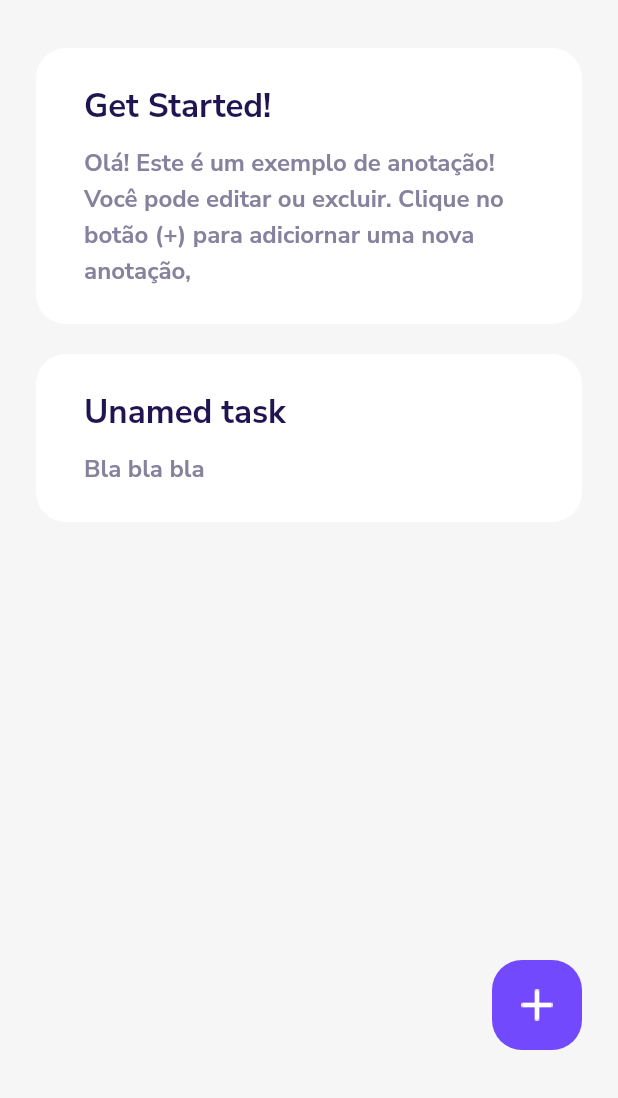
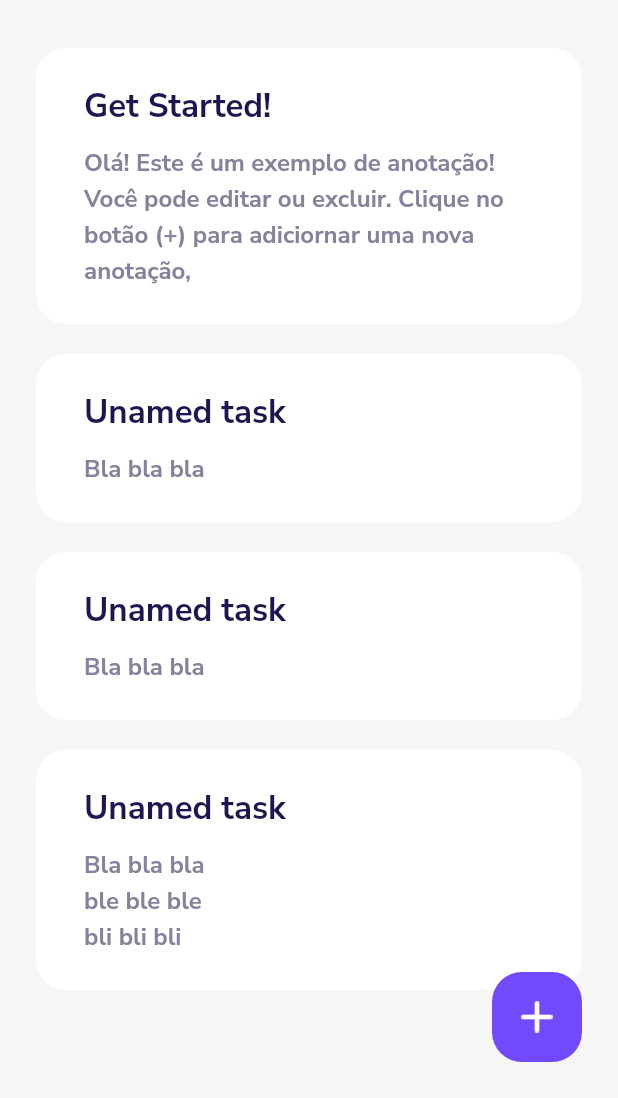
Before and after one commit to joaopaulozorek/bloco-de-notas-flutter, a Flutter app: the screen it shows after launch, on a phone screen of 412 x 824 dp, the part 138-1236 px from its top. Run offline on Flutter 3.47's test engine with Material 2 defaults, Android fonts, the phone set to English and light mode, and no system bars; our stand-ins replace google_fonts.

Commit message:
Alterando homepage.dart

```diff
--- a/lib/screens/homepage.dart
+++ b/lib/screens/homepage.dart
@@ -17,7 +17,6 @@ class _HomepageState extends State<Homepage> {
           width: double.infinity,
           padding: EdgeInsets.symmetric(
             horizontal: 24.0,
-            vertical: 32.0,
           ),
           color: Color(0xFFF6F6F6),
           child: Stack(
@@ -26,11 +25,17 @@ class _HomepageState extends State<Homepage> {
                 crossAxisAlignment: CrossAxisAlignment.start,
                 children: [
                   Container(
-                    margin: EdgeInsets.only(bottom: 32),
+                    margin: EdgeInsets.only(
+                      bottom: 32,
+                      top: 32,
+                    ),
                     child: Image(
                       image: AssetImage('assets/images/logo.png'),
                     ),
                   ),
+                  Expanded(
+                    child: ListView(
+                      children: [
                         TaskCardWidget(
                           title: 'Get Started!',
                           desc:
@@ -40,10 +45,21 @@ class _HomepageState extends State<Homepage> {
                           title: 'Unamed task',
                           desc: 'Bla bla bla',
                         ),
+                        TaskCardWidget(
+                          title: 'Unamed task',
+                          desc: 'Bla bla bla',
+                        ),
+                        TaskCardWidget(
+                          title: 'Unamed task',
+                          desc: 'Bla bla bla\nble ble ble\nbli bli bli',
+                        ),
+                      ],
+                    ),
+                  ),
                 ],
               ),
               Positioned(
-                bottom: 0,
+                bottom: 24,
                 right: 0,
                 child: Container(
                   width: 60,
```
Lines whose indentation alone changed are shown as unchanged.
